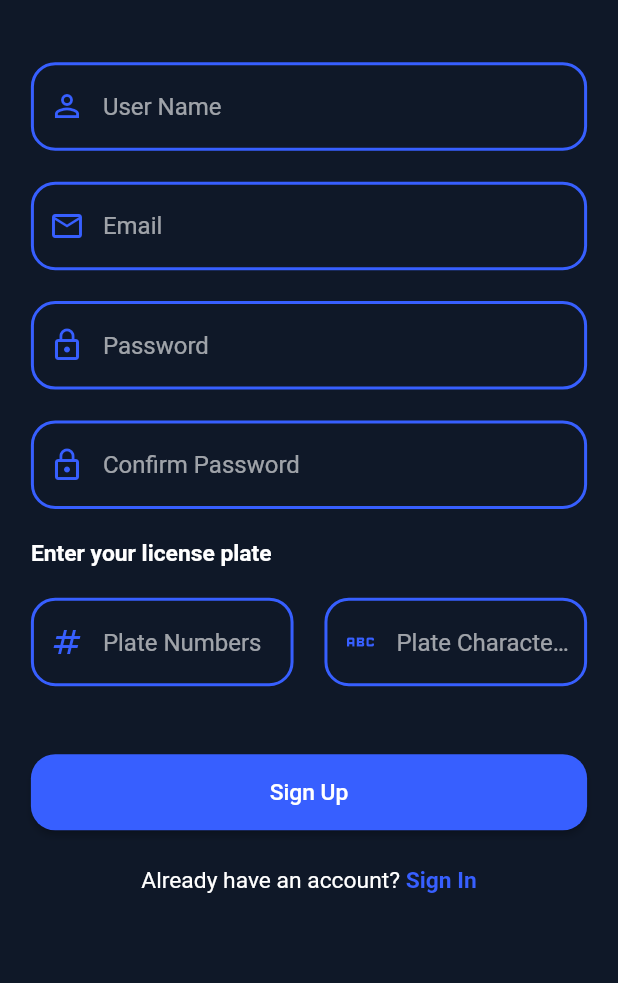
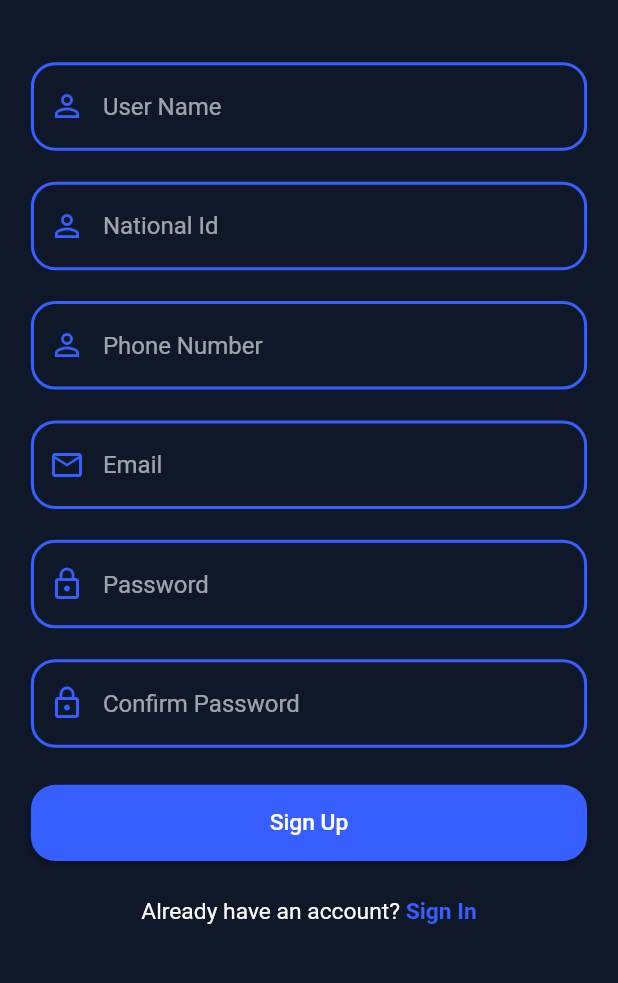
Before and after one commit to gen-eslam/rakna, a Flutter app: the SignUpView screen opened by its route, on a phone screen of 412 x 824 dp, the part 103-1086 px from its top. Run offline on Flutter 3.47's test engine with Material 3 defaults, Android fonts, the phone set to English and light mode, and no system bars; our stand-ins replace bloc, dartz, dio, equatable, flutter_bloc, flutter_screenutil and 10 more; accounts and stored records are empty.

Commit message:
form validation

```diff
--- a/lib/core/utils/string_manager.dart
+++ b/lib/core/utils/string_manager.dart
@@ -22,6 +22,8 @@ abstract class StringManager {
   static const String signUp = "Sign Up";
   static const String userName = "User Name";
   static const String enterYourLicensePlate = "Enter your license plate ";
+  static const String phoneNumber = "Phone Number";
+  static const String nationalId = "National Id";
   static const String plateNumbers = "Plate Numbers";
   static const String plateCharacters = "Plate Characters";
   static const String alreadyHaveAccount = "Already have an account? ";
--- a/lib/core/widgets/custom_text_form_fieild.dart
+++ b/lib/core/widgets/custom_text_form_fieild.dart
@@ -6,18 +6,38 @@ import 'package:rakna/core/utils/space_Manager.dart';
 class CustomTextFormFeild extends StatelessWidget {
   final String text;
   final IconData prefixIcon;
+  final TextInputType? keyboardType;
+  final TextEditingController? controller;
+  final Widget? suffixIcon;
+  final bool obscureText;
+  final String? Function(String?)? validator;
   const CustomTextFormFeild({
     super.key,
     required this.text,
     required this.prefixIcon,
+    this.keyboardType,
+    this.validator,
+    this.suffixIcon,
+    this.obscureText = false,
+    this.controller,
   });
   OutlineInputBorder border(BuildContext context) => OutlineInputBorder(
-      borderSide: BorderSide(color: context.theme.primaryColor, width: 2),
-      gapPadding: AppPadding.p24,
-      borderRadius: BorderRadius.circular(AppPadding.p16));
+        borderSide: BorderSide(
+          color: context.theme.primaryColor,
+          width: 2,
+        ),
+        gapPadding: AppPadding.p24,
+        borderRadius: BorderRadius.circular(
+          AppPadding.p16,
+        ),
+      );
   @override
   Widget build(BuildContext context) {
     return TextFormField(
+      obscureText: obscureText,
+      keyboardType: keyboardType,
+      controller: controller,
+      validator: validator,
       decoration: InputDecoration(
         hintText: text,
         labelText: text,
@@ -25,7 +45,11 @@ class CustomTextFormFeild extends StatelessWidget {
         floatingLabelStyle: TextStyle(
           color: context.isDarkMode ? ColorsManager.white : ColorsManager.black,
         ),
-        prefixIcon: Icon(prefixIcon, color: context.theme.primaryColor),
+        prefixIcon: Icon(
+          prefixIcon,
+          color: context.theme.primaryColor,
+        ),
+        suffixIcon: suffixIcon,
         border: border(context),
         enabledBorder: border(context),
         focusedBorder: border(context),
--- a/lib/features/auth/logic/auth_cubit/auth_cubit.dart
+++ b/lib/features/auth/logic/auth_cubit/auth_cubit.dart
@@ -1,6 +1,6 @@
 import 'package:bloc/bloc.dart';
+import 'package:flutter/material.dart';
 import 'package:flutter_bloc/flutter_bloc.dart';
-import 'package:meta/meta.dart';
 import 'package:rakna/features/auth/data/model/register_model.dart';
 import 'package:rakna/features/auth/data/repo/auth_repo.dart';
 
@@ -9,7 +9,27 @@ part 'auth_state.dart';
 class AuthCubit extends Cubit<AuthState> {
   AuthCubit({required this.authRepo}) : super(AuthInitial());
   final AuthRepo authRepo;
+  final GlobalKey<FormState> _formKey = GlobalKey<FormState>();
+  final TextEditingController _emailController = TextEditingController();
+  final TextEditingController _userNameController = TextEditingController();
+  final TextEditingController _nationalityController = TextEditingController();
+  final TextEditingController _phoneController = TextEditingController();
+  final TextEditingController _passwordController = TextEditingController();
+  final TextEditingController _passwordConfirmController =
+      TextEditingController();
+
+  bool isVisable = false;
+
   static AuthCubit get(context) => BlocProvider.of(context);
+
+  GlobalKey<FormState> get formKey => _formKey;
+  TextEditingController get emailController => _emailController;
+  TextEditingController get userNameController => _userNameController;
+  TextEditingController get nationalityController => _nationalityController;
+  TextEditingController get phoneController => _phoneController;
+  TextEditingController get passwordController => _passwordController;
+  TextEditingController get passwordConfirmController =>
+      _passwordConfirmController;
 
   void login({required String email, required String password}) async {
     emit(AuthLoading());
@@ -32,4 +52,20 @@ class AuthCubit extends Cubit<AuthState> {
       ),
     );
   }
+
+  void changeVisability() {
+    isVisable = !isVisable;
+    emit(AuthChangeVisability());
+  }
+
+  @override
+  Future<void> close() {
+    _userNameController.dispose();
+    _nationalityController.dispose();
+    _phoneController.dispose();
+    _emailController.dispose();
+    _passwordController.dispose();
+    _passwordConfirmController.dispose();
+    return super.close();
+  }
 }
--- a/lib/features/auth/logic/auth_cubit/auth_state.dart
+++ b/lib/features/auth/logic/auth_cubit/auth_state.dart
@@ -12,3 +12,4 @@ class AuthError extends AuthState {
   final String error;
   AuthError(this.error);
 }
+class AuthChangeVisability extends AuthState {}
--- a/lib/features/auth/view/widgets/sign_up_form_section.dart
+++ b/lib/features/auth/view/widgets/sign_up_form_section.dart
@@ -1,9 +1,10 @@
-
 import 'package:flutter/material.dart';
 import 'package:rakna/core/helper/extensions.dart';
 import 'package:rakna/core/theme/manager/text_style_manager.dart';
 import 'package:rakna/core/utils/string_manager.dart';
 import 'package:rakna/core/widgets/custom_text_form_fieild.dart';
+import 'package:rakna/features/auth/data/model/Auth_model.dart';
+import 'package:rakna/features/auth/logic/auth_cubit/auth_cubit.dart';
 
 class SignUpFormSection extends StatelessWidget {
   const SignUpFormSection({
@@ -13,54 +14,100 @@ class SignUpFormSection extends StatelessWidget {
   @override
   Widget build(BuildContext context) {
     return Form(
+      key: AuthCubit.get(context).formKey,
       child: Column(
         crossAxisAlignment: CrossAxisAlignment.stretch,
+        mainAxisAlignment: MainAxisAlignment.center,
         children: [
-          const CustomTextFormFeild(
+          CustomTextFormFeild(
             text: StringManager.userName,
+            keyboardType: TextInputType.name,
             prefixIcon: Icons.person_outline,
+            controller: AuthCubit.get(context).userNameController,
+            validator: (value) {
+              return value!.isEmpty ? 'Enter valid username' : null;
+            },
           ),
           customSizedBox(context),
-          const CustomTextFormFeild(
-            text: StringManager.email,
-            prefixIcon: Icons.email_outlined,
+          CustomTextFormFeild(
+            text: StringManager.nationalId,
+            keyboardType: TextInputType.phone,
+            prefixIcon: Icons.person_outline,
+            controller: AuthCubit.get(context).nationalityController,
+            validator: (value) {
+              return value!.isEmpty ? 'Enter valid national id' : null;
+            },
           ),
           customSizedBox(context),
-          const CustomTextFormFeild(
-            text: StringManager.password,
-            prefixIcon: Icons.lock_outline,
+
+          CustomTextFormFeild(
+            text: StringManager.phoneNumber,
+            keyboardType: TextInputType.phone,
+            prefixIcon: Icons.person_outline,
+            controller: AuthCubit.get(context).phoneController,
+            validator: (value) {
+              return value!.isEmpty ? 'Enter valid phone number' : null;
+            },
           ),
           customSizedBox(context),
-          const CustomTextFormFeild(
-            text: StringManager.confirmPassword,
+          CustomTextFormFeild(
+            text: StringManager.email,
+            keyboardType: TextInputType.emailAddress,
+            controller: AuthCubit.get(context).emailController,
+            prefixIcon: Icons.email_outlined,
+            validator: (value) {
+              return value!.isEmpty ? 'Enter valid email' : null;
+            },
+          ),
+
+          customSizedBox(context),
+
+          CustomTextFormFeild(
+            text: StringManager.password,
+            keyboardType: TextInputType.visiblePassword,
+            obscureText: true,
             prefixIcon: Icons.lock_outline,
+            controller: AuthCubit.get(context).passwordController,
+            validator: (value) {
+              return value!.isEmpty ? 'Enter valid password' : null;
+            },
           ),
           customSizedBox(context),
-          Text(
-            StringManager.enterYourLicensePlate,
-            style: TextStyleManager.textStyle15w700,
+          CustomTextFormFeild(
+            text: StringManager.confirmPassword,
+            keyboardType: TextInputType.visiblePassword,
+            obscureText: true,
+            prefixIcon: Icons.lock_outline,
+            controller: AuthCubit.get(context).passwordConfirmController,
+            validator: (value) {
+              return value!.isEmpty ? 'Enter valid password' : null;
+            },
           ),
-          customSizedBox(context),
-          Row(
-            children: [
-              const Expanded(
-                child: CustomTextFormFeild(
-                  text: StringManager.plateNumbers,
-                  prefixIcon: Icons.numbers_sharp,
-                ),
-              ),
-              SizedBox(
-                width: context.deviceWidth * 0.05,
-              ),
-              const Expanded(
-                child: CustomTextFormFeild(
-                  text: StringManager.plateCharacters,
-                  prefixIcon: Icons.abc,
-                ),
-              ),
-            ],
-          ),
-          customSizedBox(context),
+          // customSizedBox(context),
+          // Text(
+          //   StringManager.enterYourLicensePlate,
+          //   style: TextStyleManager.textStyle15w700,
+          // ),
+          // Row(
+          //   children: [
+          //     const Expanded(
+          //       child: CustomTextFormFeild(
+          //         text: StringManager.plateNumbers,
+          //         prefixIcon: Icons.numbers_sharp,
+          //       ),
+          //     ),
+          //     SizedBox(
+          //       width: context.deviceWidth * 0.05,
+          //     ),
+          //     const Expanded(
+          //       child: CustomTextFormFeild(
+          //         text: StringManager.plateCharacters,
+          //         prefixIcon: Icons.abc,
+          //       ),
+          //     ),
+          //   ],
+          // ),
+          // customSizedBox(context),
         ],
       ),
     );
--- a/lib/features/payment/view/visa_screen.dart
+++ b/lib/features/payment/view/visa_screen.dart
@@ -1,5 +1,4 @@
-import 'dart:async';
-import 'dart:io';
+
 
 import 'package:flutter/material.dart';
 import 'package:webview_flutter/webview_flutter.dart';
```
Also changed, not shown: lib/core/helper/extensions.dart (+26 -3 lines), lib/features/auth/view/sign_up_view.dart (+25 -2 lines), lib/features/auth/view/widgets/login_form_section.dart (+15 -2 lines), lib/features/auth/view/widgets/login_view_body.dart (+5 -2 lines).
